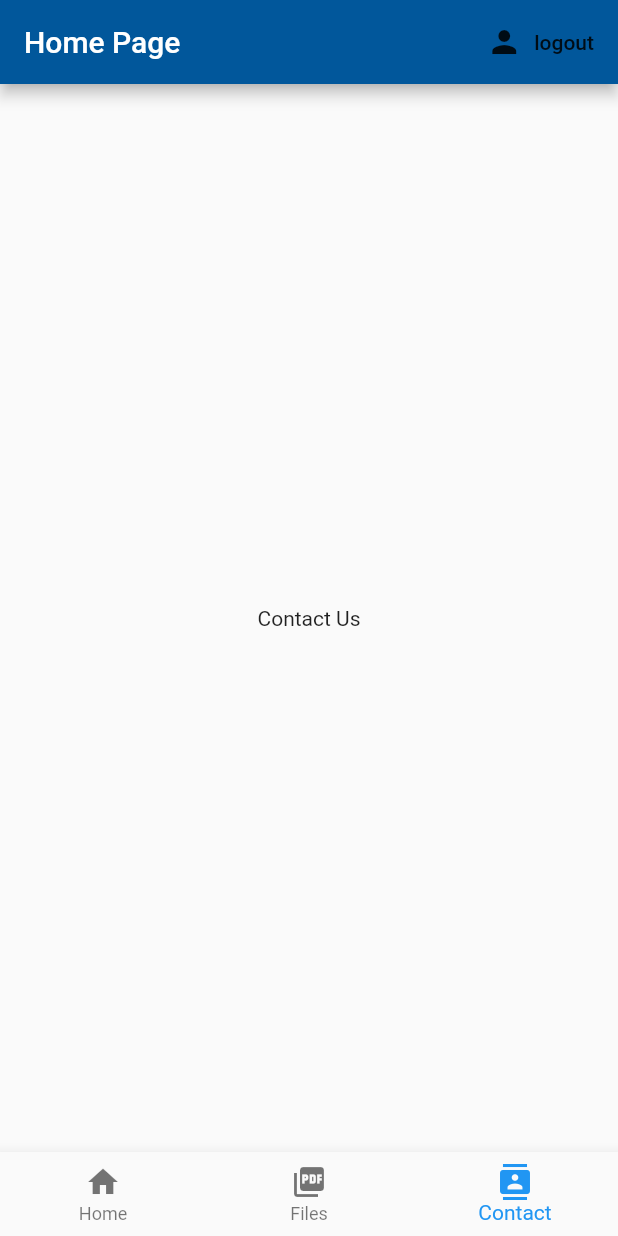
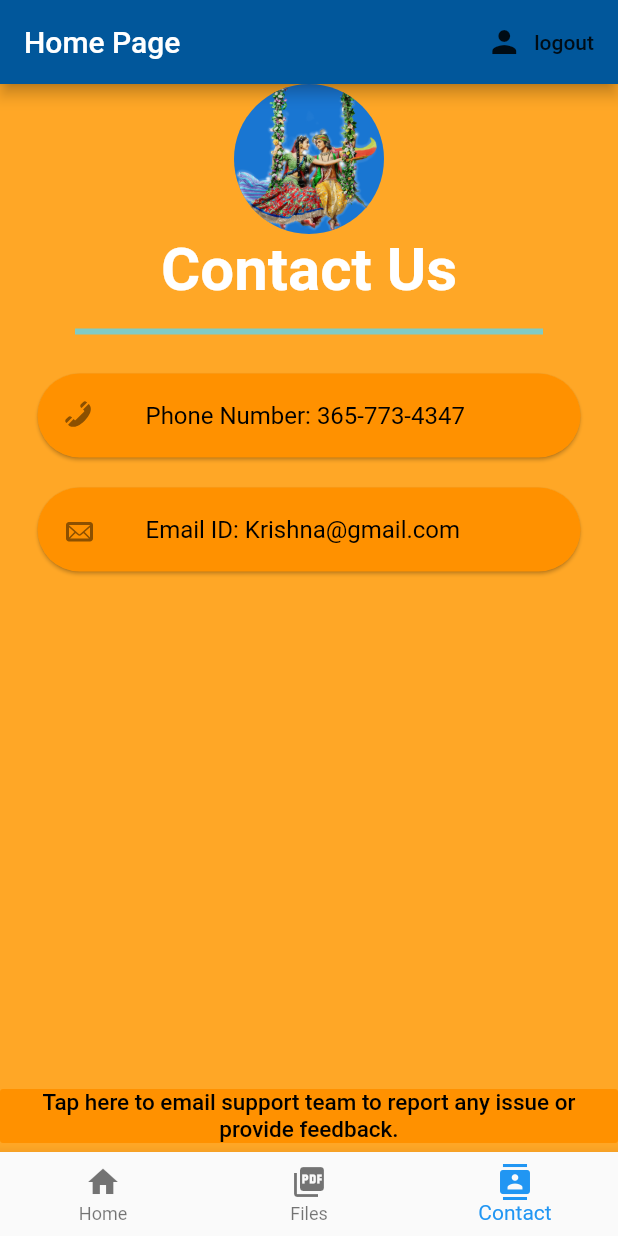
Before and after one commit to nanduu04/satsung, a Flutter app: the screen it shows once a user with an empty profile is signed in, item 3 of the bottom bar chosen, on a phone screen of 412 x 824 dp. Run offline on Flutter 3.47's test engine with Material 2 defaults, Android fonts, the phone set to English and light mode, and no system bars; our stand-ins replace cloud_firestore, firebase_auth, flutter_spinkit, typicons_flutter; missing offline and left inert: flutter_full_pdf_viewer; accounts and stored records are empty; Roboto replaces fonts that are missing (Pacifico).

Commit message:
Contact Page UI

```diff
--- a/satsung_flutter/lib/main.dart
+++ b/satsung_flutter/lib/main.dart
@@ -13,7 +13,7 @@ class MyApp extends StatelessWidget {
     return StreamProvider<User>.value(
       value: AuthService().user,
       child: MaterialApp(
-        home: Wrapper(),
+        home : Wrapper(),
       ),
     );
   }
--- /dev/null
+++ b/satsung_flutter/lib/screens/contact/config.dart
@@ -0,0 +1,329 @@
+library contactus;
+
+import 'package:flutter/material.dart';
+import 'package:typicons_flutter/typicons_flutter.dart';
+import 'package:url_launcher/url_launcher.dart';
+
+///Class for adding contact details/profile details as a complete new page in your flutter app.
+class ContactUs extends StatelessWidget {
+  ///Logo of the Company/individual
+  final ImageProvider logo;
+
+  ///Phone Number of the company/individual
+  final String phoneNumber;
+
+  ///Website of company/individual
+  final String website;
+
+  ///Email ID of company/individual
+  final String email;
+
+  ///Twitter Handle of Company/Individual
+  final String twitterHandle;
+
+  ///Linkedin URL of company/individual
+  final String linkedinURL;
+
+  ///Github User Name of the company/individual
+  final String githubUserName;
+
+  ///Name of the Company/individual
+  final String companyName;
+
+  ///TagLine of the Company or Position of the individual
+  ///final String tagLine;
+
+  ///Instagram User Name of the company/individual
+  final String instagram;
+
+  ///TextColor of the text which will be displayed on the card.
+  final Color textColor;
+
+  ///Color of the Card.
+  final Color cardColor;
+
+  ///Color of the company/individual name displayed.
+  final Color companyColor;
+
+  ///Color of the tagLine of the Company/Individual to be displayed.
+  ///final Color taglineColor;
+
+  ///Constructor which sets all the values.
+  ContactUs({
+    @required this.logo,
+    @required this.companyName,
+    @required this.email,
+    @required this.textColor,
+    @required this.cardColor,
+    @required this.companyColor,
+    this.phoneNumber,
+    this.website,
+    this.twitterHandle,
+    this.linkedinURL,
+    this.githubUserName,
+    this.instagram,
+  });
+
+  @override
+  Widget build(BuildContext context) {
+    return SafeArea(
+      child: SingleChildScrollView(
+        child: Column(
+          mainAxisAlignment: MainAxisAlignment.center,
+          children: <Widget>[
+            CircleAvatar(
+              radius: 50.0,
+              backgroundImage: logo,
+            ),
+            Text(
+              companyName,
+              style: TextStyle(
+                fontFamily: 'Pacifico',
+                fontSize: 40.0,
+                color: companyColor,
+                fontWeight: FontWeight.bold,
+              ),
+            ),
+            /**Visibility(
+              visible: tagLine != null,
+              child: Text(
+                tagLine,
+                style: TextStyle(
+                  color: taglineColor,
+                  fontSize: 20.0,
+                  letterSpacing: 2.0,
+                  fontWeight: FontWeight.bold,
+                ),
+              ),
+            ),*/
+            SizedBox(
+              height: 10.0,
+            ),
+            Divider(
+              color: Colors.teal[200],
+              thickness: 4,
+              indent: 50.0,
+              endIndent: 50.0,
+            ),
+            SizedBox(
+              height: 10.0,
+            ),
+            Visibility(
+              visible: website != null,
+              child: Card(
+                margin: EdgeInsets.symmetric(
+                  vertical: 10.0,
+                  horizontal: 25.0,
+                ),
+                shape: RoundedRectangleBorder(
+                  borderRadius: BorderRadius.circular(50.0),
+                ),
+                color: cardColor,
+                child: ListTile(
+                  leading: Icon(Typicons.link),
+                  title: Text(
+                    'Website',
+                    style: TextStyle(
+                      color: textColor,
+                    ),
+                  ),
+                  onTap: () {
+                    launch(website);
+                  },
+                ),
+              ),
+            ),
+            Visibility(
+              visible: phoneNumber != null,
+              child: Card(
+                margin: EdgeInsets.symmetric(
+                  vertical: 10.0,
+                  horizontal: 25.0,
+                ),
+                shape: RoundedRectangleBorder(
+                  borderRadius: BorderRadius.circular(50.0),
+                ),
+                color: cardColor,
+                child: ListTile(
+                  leading: Icon(Typicons.phone),
+                  title: Text(
+                    'Phone Number: 365-773-4347',
+                    style: TextStyle(
+                      color: textColor,
+                    ),
+                  ),
+                  onTap: () {
+                    launch('tel:' + phoneNumber);
+                  },
+                ),
+              ),
+            ),
+            Card(
+              margin: EdgeInsets.symmetric(
+                vertical: 10.0,
+                horizontal: 25.0,
+              ),
+              shape: RoundedRectangleBorder(
+                borderRadius: BorderRadius.circular(50.0),
+              ),
+              color: cardColor,
+              child: ListTile(
+                leading: Icon(Typicons.mail),
+                title: Text(
+                  'Email ID: Krishna@gmail.com',
+                  style: TextStyle(
+                    color: textColor,
+                  ),
+                ),
+                onTap: () {
+                  launch('mailto:' + email);
+                },
+              ),
+            ),
+            Visibility(
+              visible: twitterHandle != null,
+              child: Card(
+                margin: EdgeInsets.symmetric(
+                  vertical: 10.0,
+                  horizontal: 25.0,
+                ),
+                shape: RoundedRectangleBorder(
+                  borderRadius: BorderRadius.circular(50.0),
+                ),
+                color: cardColor,
+                child: ListTile(
+                  leading: Icon(Typicons.social_twitter),
+                  title: Text(
+                    'Twitter',
+                    style: TextStyle(
+                      color: textColor,
+                    ),
+                  ),
+                  onTap: () {
+                    launch('https://twitter.com/' + twitterHandle);
+                  },
+                ),
+              ),
+            ),
+            Visibility(
+              visible: instagram != null,
+              child: Card(
+                margin: EdgeInsets.symmetric(
+                  vertical: 10.0,
+                  horizontal: 25.0,
+                ),
+                shape: RoundedRectangleBorder(
+                  borderRadius: BorderRadius.circular(50.0),
+                ),
+                color: cardColor,
+                child: ListTile(
+                  leading: Icon(Typicons.social_instagram),
+                  title: Text(
+                    'Instagram',
+                    style: TextStyle(
+                      color: textColor,
+                    ),
+                  ),
+                  onTap: () {
+                    launch('https://instagram.com/' + instagram);
+                  },
+                ),
+              ),
+            ),
+            Visibility(
+              visible: githubUserName != null,
+              child: Card(
+                margin: EdgeInsets.symmetric(
+                  vertical: 10.0,
+                  horizontal: 25.0,
+                ),
+                shape: RoundedRectangleBorder(
+                  borderRadius: BorderRadius.circular(50.0),
+                ),
+                color: cardColor,
+                child: ListTile(
+                  leading: Icon(Typicons.social_github),
+                  title: Text(
+                    'Github',
+                    style: TextStyle(
+                      color: textColor,
+                    ),
+                  ),
+                  onTap: () {
+                    launch('https://github.com/' + githubUserName);
+                  },
+                ),
+              ),
+            ),
+            Visibility(
+              visible: linkedinURL != null,
+              child: Card(
+                margin: EdgeInsets.symmetric(
+                  vertical: 10.0,
+                  horizontal: 25.0,
+                ),
+                shape: RoundedRectangleBorder(
+                  borderRadius: BorderRadius.circular(50.0),
+                ),
+                color: cardColor,
+                child: ListTile(
+                  leading: Icon(Typicons.social_linkedin),
+                  title: Text(
+                    'Linkedin',
+                    style: TextStyle(
+                      color: textColor,
+                    ),
+                  ),
+                  onTap: () {
+                    launch(linkedinURL);
+                  },
+                ),
+              ),
+            ),
+          ],
+        ),
+      ),
+    );
+  }
+}
+
+///Class for adding contact details of the developer in your bottomNavigationBar in your flutter app.
+class ContactUsBottomAppBar extends StatelessWidget {
+  ///Color of the text which will be displayed in the bottomNavigationBar
+  final Color textColor;
+
+  ///Color of the background of the bottomNavigationBar
+  final Color backgroundColor;
+
+  ///Email ID Of the company/developer on which, when clicked by the user, the respective mail app will be opened.
+  final String email;
+
+  ///Name of the company or the developer
+  final String companyName;
+
+  ///Size of the font in bottomNavigationBar
+  final double fontSize;
+
+  ContactUsBottomAppBar(
+      {@required this.textColor,
+        @required this.backgroundColor,
+        @required this.email,
+        this.companyName,
+        this.fontSize = 15.0});
+  @override
+  Widget build(BuildContext context) {
+    return FlatButton(
+      color: backgroundColor,
+      highlightColor: Colors.transparent,
+      splashColor: Colors.transparent,
+      child: Text(
+        'Tap here to email support team to report any issue or provide feedback.',
+        textAlign: TextAlign.center,
+        style: TextStyle(color: textColor, fontSize: fontSize),
+      ),
+      onPressed: () {
+        launch('mailto:$email');
+      },
+    );
+  }
+}
--- /dev/null
+++ b/satsung_flutter/lib/screens/contact/contactus.dart
@@ -0,0 +1,30 @@
+import 'package:satsung/screens/contact/config.dart';
+import 'package:flutter/material.dart';
+
+/**void main() => runApp(MaterialApp(
+  home: Contact(),
+)); */
+
+
+class Contact extends StatelessWidget {
+  @override
+  Widget build(BuildContext context) {
+    return Scaffold(
+        bottomNavigationBar: ContactUsBottomAppBar(
+          email: 'krishna@gmail.com',
+          backgroundColor: Colors.orangeAccent[400],
+          textColor: Colors.black,
+        ),
+        backgroundColor: Colors.orange[400],
+        body: ContactUs(
+          cardColor: Colors.orangeAccent[400],
+          textColor: Colors.black,
+          logo: AssetImage("assets/rk.png"),
+          email: 'Krishna@gmail.com',
+          companyName: 'Contact Us',
+          companyColor: Colors.white,
+          phoneNumber: '3657734347',
+        ),
+      );
+    }
+  }
--- /dev/null
+++ b/satsung_flutter/lib/screens/file/file.dart
@@ -0,0 +1,90 @@
+import 'dart:io';
+import 'dart:typed_data';
+
+import 'package:flutter/material.dart';
+import 'package:flutter_full_pdf_viewer/full_pdf_viewer_scaffold.dart';
+import 'package:path_provider/path_provider.dart';
+
+// Change this to fit the PDF file you are using to test.
+const String _documentPath = 'assets/shlokas.pdf';
+
+void main() => runApp(MyApp());
+
+class MyApp extends StatelessWidget {
+  @override
+  Widget build(BuildContext context) {
+    return MaterialApp(
+      title: 'Opening a PDF',
+      home: MyHomePage(),
+    );
+  }
+}
+
+class MyHomePage extends StatefulWidget {
+  MyHomePage({Key key}) : super(key: key);
+
+  @override
+  _MyHomePageState createState() => _MyHomePageState();
+}
+
+class _MyHomePageState extends State<MyHomePage> {
+  // This moves the PDF file from the assets to a place accessible by our PDF viewer.
+  Future<String> prepareTestPdf() async {
+    final ByteData bytes =
+    await DefaultAssetBundle.of(context).load(_documentPath);
+    final Uint8List list = bytes.buffer.asUint8List();
+
+    final tempDir = await getTemporaryDirectory();
+    final tempDocumentPath = '${tempDir.path}/$_documentPath';
+
+    final file = await File(tempDocumentPath).create(recursive: true);
+    file.writeAsBytesSync(list);
+    return tempDocumentPath;
+  }
+
+  @override
+  Widget build(BuildContext context) {
+    return Scaffold(
+      appBar: AppBar(
+        title: Text("Opening a PDF"),
+        backgroundColor: Colors.orangeAccent[400],
+      ),
+      body: Center(
+        child: Column(
+          mainAxisAlignment: MainAxisAlignment.center,
+          children: <Widget>[
+            RaisedButton(
+              child: const Text('Open PDF'),
+              onPressed: () {
+                // We need to prepare the test PDF, and then we can display the PDF.
+                prepareTestPdf().then((path) {
+                  Navigator.push(
+                    context,
+                    MaterialPageRoute(
+                        builder: (context) => FullPdfViewerScreen(path)),
+                  );
+                });
+              },
+            ),
+          ],
+        ),
+      ),
+    );
+  }
+}
+
+class FullPdfViewerScreen extends StatelessWidget {
+  final String pdfPath;
+
+  FullPdfViewerScreen(this.pdfPath);
+
+  @override
+  Widget build(BuildContext context) {
+    return PDFViewerScaffold(
+        appBar: AppBar(
+          title: Text("Document"),
+          backgroundColor: Colors.orangeAccent[400],
+        ),
+        path: pdfPath);
+  }
+}
--- a/satsung_flutter/lib/screens/home/home.dart
+++ b/satsung_flutter/lib/screens/home/home.dart
@@ -1,5 +1,6 @@
 import 'package:satsung/services/auth.dart';
 import 'package:flutter/material.dart';
+import 'package:satsung/screens/contact/contactus.dart';
 
 class Home extends StatefulWidget {
 
@@ -14,7 +15,7 @@ class _MyAppState extends State<Home> {
   List _pages = [
     Text("Home page displaying where the next satsung is"),
     Text("Display the PDF files "),
-    Text("Contact Us"),
+    Contact(),
   ];
 
   _changeIndex(int index) {
--- a/satsung_flutter/pubspec.yaml
+++ b/satsung_flutter/pubspec.yaml
@@ -14,9 +14,12 @@ description: A new Flutter project.
 version: 1.0.0+1
 
 environment:
-  sdk: ">=2.1.0 <3.0.0"
+  sdk: ">=2.2.0 <3.0.0"
 
 dependencies:
+  contactus: ^1.1.4
+  flutter_full_pdf_viewer: ^1.0.4
+  path_provider: ^0.4.1
   flutter:
     sdk: flutter
 
```
Also changed, not shown: satsung_flutter/pubspec.lock, 1 other file.
